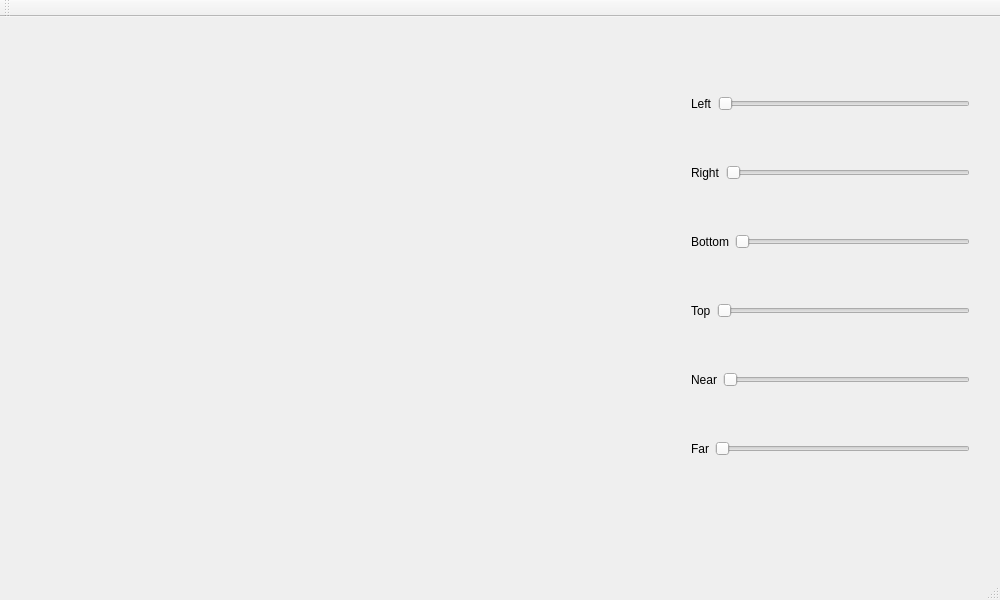
First picture: the form in example/perspective/mainwindow.ui, repository gandis0713/gengine, before the edit.
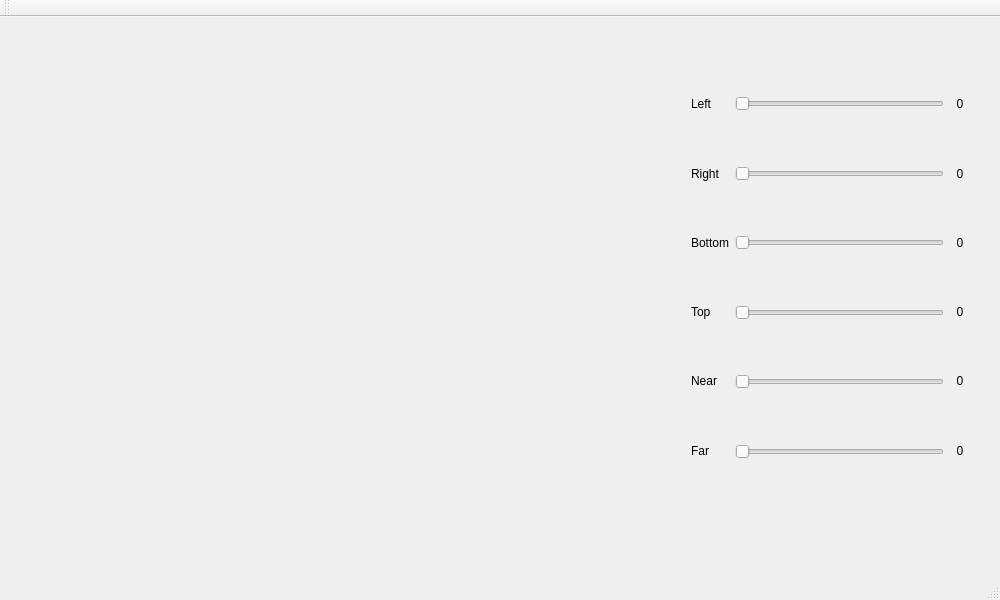
Second picture: the form after the edit.

```diff
--- a/example/perspective/mainwindow.ui
+++ b/example/perspective/mainwindow.ui
@@ -20,7 +20,7 @@
       <x>20</x>
       <y>20</y>
       <width>640</width>
-      <height>520</height>
+      <height>480</height>
      </rect>
     </property>
    </widget>
@@ -35,7 +35,25 @@
     </property>
     <layout class="QVBoxLayout" name="verticalLayout">
      <item>
-      <layout class="QHBoxLayout" name="horizontalLayout_6">
+      <layout class="QHBoxLayout" name="horizontalLayout_8">
+       <item>
+        <layout class="QVBoxLayout" name="verticalLayout_4">
+         <property name="sizeConstraint">
+          <enum>QLayout::SetFixedSize</enum>
+         </property>
+         <item>
+          <spacer name="verticalSpacer_8">
+           <property name="orientation">
+            <enum>Qt::Vertical</enum>
+           </property>
+           <property name="sizeHint" stdset="0">
+            <size>
+             <width>20</width>
+             <height>40</height>
+            </size>
+           </property>
+          </spacer>
+         </item>
        <item>
         <widget class="QLabel" name="label_1">
          <property name="text">
@@ -44,16 +62,18 @@
         </widget>
        </item>
        <item>
-        <widget class="QSlider" name="left">
+          <spacer name="verticalSpacer_9">
          <property name="orientation">
-          <enum>Qt::Horizontal</enum>
-         </property>
-        </widget>
-       </item>
-      </layout>
-     </item>
-     <item>
-      <layout class="QHBoxLayout" name="horizontalLayout_5">
+            <enum>Qt::Vertical</enum>
+           </property>
+           <property name="sizeHint" stdset="0">
+            <size>
+             <width>20</width>
+             <height>40</height>
+            </size>
+           </property>
+          </spacer>
+         </item>
        <item>
         <widget class="QLabel" name="label_2">
          <property name="text">
@@ -62,16 +82,18 @@
         </widget>
        </item>
        <item>
-        <widget class="QSlider" name="right">
+          <spacer name="verticalSpacer_10">
          <property name="orientation">
-          <enum>Qt::Horizontal</enum>
-         </property>
-        </widget>
-       </item>
-      </layout>
-     </item>
-     <item>
-      <layout class="QHBoxLayout" name="horizontalLayout_4">
+            <enum>Qt::Vertical</enum>
+           </property>
+           <property name="sizeHint" stdset="0">
+            <size>
+             <width>20</width>
+             <height>40</height>
+            </size>
+           </property>
+          </spacer>
+         </item>
        <item>
         <widget class="QLabel" name="label_3">
          <property name="text">
@@ -80,16 +102,18 @@
         </widget>
        </item>
        <item>
-        <widget class="QSlider" name="bottom">
+          <spacer name="verticalSpacer_11">
          <property name="orientation">
-          <enum>Qt::Horizontal</enum>
-         </property>
-        </widget>
-       </item>
-      </layout>
-     </item>
-     <item>
-      <layout class="QHBoxLayout" name="horizontalLayout_3">
+            <enum>Qt::Vertical</enum>
+           </property>
+           <property name="sizeHint" stdset="0">
+            <size>
+             <width>20</width>
+             <height>40</height>
+            </size>
+           </property>
+          </spacer>
+         </item>
        <item>
         <widget class="QLabel" name="label_4">
          <property name="text">
@@ -98,16 +122,18 @@
         </widget>
        </item>
        <item>
-        <widget class="QSlider" name="top">
+          <spacer name="verticalSpacer_12">
          <property name="orientation">
-          <enum>Qt::Horizontal</enum>
-         </property>
-        </widget>
-       </item>
-      </layout>
-     </item>
-     <item>
-      <layout class="QHBoxLayout" name="horizontalLayout_2">
+            <enum>Qt::Vertical</enum>
+           </property>
+           <property name="sizeHint" stdset="0">
+            <size>
+             <width>20</width>
+             <height>40</height>
+            </size>
+           </property>
+          </spacer>
+         </item>
        <item>
         <widget class="QLabel" name="label_5">
          <property name="text">
@@ -116,16 +142,18 @@
         </widget>
        </item>
        <item>
-        <widget class="QSlider" name="lnear">
+          <spacer name="verticalSpacer_13">
          <property name="orientation">
-          <enum>Qt::Horizontal</enum>
-         </property>
-        </widget>
-       </item>
-      </layout>
-     </item>
-     <item>
-      <layout class="QHBoxLayout" name="horizontalLayout">
+            <enum>Qt::Vertical</enum>
+           </property>
+           <property name="sizeHint" stdset="0">
+            <size>
+             <width>20</width>
+             <height>40</height>
+            </size>
+           </property>
+          </spacer>
+         </item>
        <item>
         <widget class="QLabel" name="label_6">
          <property name="text">
@@ -134,11 +162,329 @@
         </widget>
        </item>
        <item>
+          <spacer name="verticalSpacer_14">
+           <property name="orientation">
+            <enum>Qt::Vertical</enum>
+           </property>
+           <property name="sizeHint" stdset="0">
+            <size>
+             <width>20</width>
+             <height>40</height>
+            </size>
+           </property>
+          </spacer>
+         </item>
+        </layout>
+       </item>
+       <item>
+        <layout class="QVBoxLayout" name="verticalLayout_3">
+         <property name="sizeConstraint">
+          <enum>QLayout::SetFixedSize</enum>
+         </property>
+         <item>
+          <spacer name="verticalSpacer_3">
+           <property name="orientation">
+            <enum>Qt::Vertical</enum>
+           </property>
+           <property name="sizeHint" stdset="0">
+            <size>
+             <width>20</width>
+             <height>10</height>
+            </size>
+           </property>
+          </spacer>
+         </item>
+         <item>
+          <widget class="QSlider" name="left">
+           <property name="sizePolicy">
+            <sizepolicy hsizetype="Expanding" vsizetype="Fixed">
+             <horstretch>0</horstretch>
+             <verstretch>0</verstretch>
+            </sizepolicy>
+           </property>
+           <property name="orientation">
+            <enum>Qt::Horizontal</enum>
+           </property>
+          </widget>
+         </item>
+         <item>
+          <spacer name="verticalSpacer">
+           <property name="orientation">
+            <enum>Qt::Vertical</enum>
+           </property>
+           <property name="sizeHint" stdset="0">
+            <size>
+             <width>20</width>
+             <height>40</height>
+            </size>
+           </property>
+          </spacer>
+         </item>
+         <item>
+          <widget class="QSlider" name="right">
+           <property name="orientation">
+            <enum>Qt::Horizontal</enum>
+           </property>
+          </widget>
+         </item>
+         <item>
+          <spacer name="verticalSpacer_2">
+           <property name="orientation">
+            <enum>Qt::Vertical</enum>
+           </property>
+           <property name="sizeHint" stdset="0">
+            <size>
+             <width>20</width>
+             <height>40</height>
+            </size>
+           </property>
+          </spacer>
+         </item>
+         <item>
+          <widget class="QSlider" name="bottom">
+           <property name="orientation">
+            <enum>Qt::Horizontal</enum>
+           </property>
+          </widget>
+         </item>
+         <item>
+          <spacer name="verticalSpacer_4">
+           <property name="orientation">
+            <enum>Qt::Vertical</enum>
+           </property>
+           <property name="sizeHint" stdset="0">
+            <size>
+             <width>20</width>
+             <height>40</height>
+            </size>
+           </property>
+          </spacer>
+         </item>
+         <item>
+          <widget class="QSlider" name="top">
+           <property name="orientation">
+            <enum>Qt::Horizontal</enum>
+           </property>
+          </widget>
+         </item>
+         <item>
+          <spacer name="verticalSpacer_5">
+           <property name="orientation">
+            <enum>Qt::Vertical</enum>
+           </property>
+           <property name="sizeHint" stdset="0">
+            <size>
+             <width>20</width>
+             <height>40</height>
+            </size>
+           </property>
+          </spacer>
+         </item>
+         <item>
+          <widget class="QSlider" name="lnear">
+           <property name="orientation">
+            <enum>Qt::Horizontal</enum>
+           </property>
+          </widget>
+         </item>
+         <item>
+          <spacer name="verticalSpacer_6">
+           <property name="orientation">
+            <enum>Qt::Vertical</enum>
+           </property>
+           <property name="sizeHint" stdset="0">
+            <size>
+             <width>20</width>
+             <height>40</height>
+            </size>
+           </property>
+          </spacer>
+         </item>
+         <item>
         <widget class="QSlider" name="lfar">
          <property name="orientation">
           <enum>Qt::Horizontal</enum>
          </property>
         </widget>
+         </item>
+         <item>
+          <spacer name="verticalSpacer_7">
+           <property name="orientation">
+            <enum>Qt::Vertical</enum>
+           </property>
+           <property name="sizeHint" stdset="0">
+            <size>
+             <width>20</width>
+             <height>10</height>
+            </size>
+           </property>
+          </spacer>
+         </item>
+        </layout>
+       </item>
+       <item>
+        <layout class="QVBoxLayout" name="verticalLayout_2">
+         <property name="sizeConstraint">
+          <enum>QLayout::SetFixedSize</enum>
+         </property>
+         <item>
+          <spacer name="verticalSpacer_15">
+           <property name="orientation">
+            <enum>Qt::Vertical</enum>
+           </property>
+           <property name="sizeHint" stdset="0">
+            <size>
+             <width>20</width>
+             <height>40</height>
+            </size>
+           </property>
+          </spacer>
+         </item>
+         <item>
+          <widget class="QLabel" name="lvalue">
+           <property name="sizePolicy">
+            <sizepolicy hsizetype="Preferred" vsizetype="Preferred">
+             <horstretch>0</horstretch>
+             <verstretch>0</verstretch>
+            </sizepolicy>
+           </property>
+           <property name="text">
+            <string>0</string>
+           </property>
+           <property name="alignment">
+            <set>Qt::AlignCenter</set>
+           </property>
+          </widget>
+         </item>
+         <item>
+          <spacer name="verticalSpacer_16">
+           <property name="orientation">
+            <enum>Qt::Vertical</enum>
+           </property>
+           <property name="sizeHint" stdset="0">
+            <size>
+             <width>20</width>
+             <height>40</height>
+            </size>
+           </property>
+          </spacer>
+         </item>
+         <item>
+          <widget class="QLabel" name="rvalue">
+           <property name="text">
+            <string>0</string>
+           </property>
+           <property name="alignment">
+            <set>Qt::AlignCenter</set>
+           </property>
+          </widget>
+         </item>
+         <item>
+          <spacer name="verticalSpacer_17">
+           <property name="orientation">
+            <enum>Qt::Vertical</enum>
+           </property>
+           <property name="sizeHint" stdset="0">
+            <size>
+             <width>20</width>
+             <height>40</height>
+            </size>
+           </property>
+          </spacer>
+         </item>
+         <item>
+          <widget class="QLabel" name="bvalue">
+           <property name="text">
+            <string>0</string>
+           </property>
+           <property name="alignment">
+            <set>Qt::AlignCenter</set>
+           </property>
+          </widget>
+         </item>
+         <item>
+          <spacer name="verticalSpacer_18">
+           <property name="orientation">
+            <enum>Qt::Vertical</enum>
+           </property>
+           <property name="sizeHint" stdset="0">
+            <size>
+             <width>20</width>
+             <height>40</height>
+            </size>
+           </property>
+          </spacer>
+         </item>
+         <item>
+          <widget class="QLabel" name="tvalue">
+           <property name="text">
+            <string>0</string>
+           </property>
+           <property name="alignment">
+            <set>Qt::AlignCenter</set>
+           </property>
+          </widget>
+         </item>
+         <item>
+          <spacer name="verticalSpacer_19">
+           <property name="orientation">
+            <enum>Qt::Vertical</enum>
+           </property>
+           <property name="sizeHint" stdset="0">
+            <size>
+             <width>20</width>
+             <height>40</height>
+            </size>
+           </property>
+          </spacer>
+         </item>
+         <item>
+          <widget class="QLabel" name="nvalue">
+           <property name="text">
+            <string>0</string>
+           </property>
+           <property name="alignment">
+            <set>Qt::AlignCenter</set>
+           </property>
+          </widget>
+         </item>
+         <item>
+          <spacer name="verticalSpacer_20">
+           <property name="orientation">
+            <enum>Qt::Vertical</enum>
+           </property>
+           <property name="sizeHint" stdset="0">
+            <size>
+             <width>20</width>
+             <height>40</height>
+            </size>
+           </property>
+          </spacer>
+         </item>
+         <item>
+          <widget class="QLabel" name="fvalue">
+           <property name="text">
+            <string>0</string>
+           </property>
+           <property name="alignment">
+            <set>Qt::AlignCenter</set>
+           </property>
+          </widget>
+         </item>
+         <item>
+          <spacer name="verticalSpacer_21">
+           <property name="orientation">
+            <enum>Qt::Vertical</enum>
+           </property>
+           <property name="sizeHint" stdset="0">
+            <size>
+             <width>20</width>
+             <height>40</height>
+            </size>
+           </property>
+          </spacer>
+         </item>
+        </layout>
        </item>
       </layout>
      </item>
```
Lines whose indentation alone changed are shown as unchanged.
